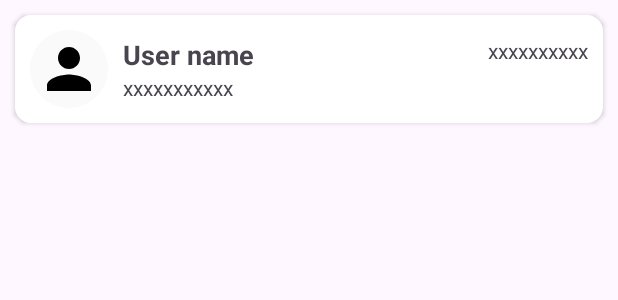
After one commit to anasaqeeel/CodeHub_Android_App, an Android app: the layout recent_chat_recycler_row.xml on its own in the app's theme, with its tools: preview values and no code run, on a phone screen of 412 x 824 dp. The commit adds this screen. Shown: the top 300 px of the screen. Run offline under Robolectric (Android 15) with nearby library versions, the phone set to English and light mode, and no system bars; Roboto replaces fonts that are not available here.

Commit message:
update: chat

```diff
--- a/app/src/main/java/com/example/myapplication12/SearchUser.java
+++ b/app/src/main/java/com/example/myapplication12/SearchUser.java
@@ -19,6 +19,8 @@ import com.google.firebase.firestore.Query;
 public class SearchUser extends AppCompatActivity {
     private SearchUserAdapters adapters;
     private RecyclerView recyclerView;
+    private RecyclerView recyclerView1;
+
     private EditText searchField;
     private Button searchButton;
 
@@ -29,6 +31,8 @@ public class SearchUser extends AppCompatActivity {
 
         recyclerView = findViewById(R.id.search_user_recycler_view);
         recyclerView.setLayoutManager(new LinearLayoutManager(this));
+        recyclerView1.findViewById(R.id.recyler_view_new);
+        //setupRecyclerViewNew();
 
         searchField = findViewById(R.id.search_field);
         searchButton = findViewById(R.id.search_button);
--- /dev/null
+++ b/app/src/main/java/com/example/myapplication12/adapters/RecentChatRecyclerAdapter.java
@@ -0,0 +1,4 @@
+package com.example.myapplication12.adapters;
+
+public class RecentChatRecyclerAdapter {
+}
--- a/app/src/main/java/com/example/myapplication12/utilities/firebaeUtil.java
+++ b/app/src/main/java/com/example/myapplication12/utilities/firebaeUtil.java
@@ -75,6 +75,9 @@ public class firebaeUtil {
         return FirebaseFirestore.getInstance().collection("chatrooms").document(chatroomid);
 
     }
+    public static CollectionReference getChatroomMessageRef(String chatroomid){
+        return getchatRoomRefrence(chatroomid).collection("chats");
+    }
     public static String getchatroomid(String userid1, String userid2){
         if(userid1.hashCode()<userid2.hashCode()){
             return userid1+"_"+userid2;
--- /dev/null
+++ b/app/src/main/res/layout/recent_chat_recycler_row.xml
@@ -0,0 +1,49 @@
+<?xml version="1.0" encoding="utf-8"?>
+<LinearLayout xmlns:android="http://schemas.android.com/apk/res/android"
+    android:layout_width="match_parent"
+    android:layout_height="wrap_content"
+    xmlns:tools="http://schemas.android.com/tools"
+    android:background="@drawable/edit_back"
+    android:layout_margin="10dp"
+    android:elevation="2dp">
+
+    <include layout="@layout/search_user_main"
+        android:layout_width="52dp"
+        android:layout_height="52dp"
+        android:layout_gravity="center"
+        android:layout_margin="10dp"
+        />
+
+    <LinearLayout
+        android:layout_width="match_parent"
+        android:layout_height="wrap_content"
+        android:orientation="vertical"
+        android:layout_gravity="center">
+        <RelativeLayout
+            android:layout_width="match_parent"
+            android:layout_height="wrap_content">
+        <TextView
+            android:layout_width="wrap_content"
+            android:layout_height="wrap_content"
+            tools:text="User name"
+            android:textSize="18sp"
+            android:textStyle="bold"
+            android:id="@+id/user_name"/>
+        <TextView
+            android:layout_width="wrap_content"
+            android:layout_height="wrap_content"
+            tools:text="xxxxxxxxxx"
+            android:layout_alignParentEnd="true"
+            android:layout_marginEnd="10dp"
+            android:id="@+id/last_chat_time_text"/>
+        </RelativeLayout>
+
+        <TextView
+            android:layout_width="wrap_content"
+            android:layout_height="wrap_content"
+            tools:text="xxxxxxxxxxx"
+            android:id="@+id/last_chat_text"/>
+
+    </LinearLayout>
+
+</LinearLayout>
```
Also changed, not shown: app/src/main/java/com/example/myapplication12/adapters/ChatRecyclerAdapter.java (added, +80 -0 lines), app/src/main/java/com/example/myapplication12/chat_activity.java (+69 -6 lines), app/src/main/java/com/example/myapplication12/models/chatMessageModel.java (+38 -0 lines), app/src/main/res/layout/activity_search_user.xml (+9 -16 lines), app/src/main/res/layout/chat_message_recylcer_row.xml (added, +43 -0 lines).
